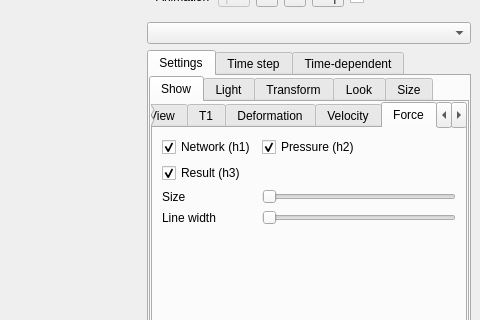
Qt form MainWindow.ui (danlipsa/foamvis) before a commit; both pictures show x 563 to 1043 and y 86 to 406 of the 1043 by 596 pixel window.
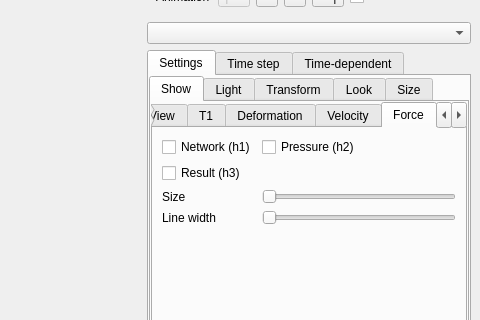
The same form after that commit. The open tabs and pages were chosen to show the change. Custom widgets are drawn as their Qt base class.

Diff of the .ui file:
```diff
--- a/MainWindow.ui
+++ b/MainWindow.ui
@@ -755,7 +755,7 @@
                       <string>Network (h1)</string>
                      </property>
                      <property name="checked">
-                      <bool>true</bool>
+                      <bool>false</bool>
                      </property>
                     </widget>
                    </item>
@@ -765,7 +765,7 @@
                       <string>Pressure (h2)</string>
                      </property>
                      <property name="checked">
-                      <bool>true</bool>
+                      <bool>false</bool>
                      </property>
                     </widget>
                    </item>
@@ -775,7 +775,7 @@
                       <string>Result (h3)</string>
                      </property>
                      <property name="checked">
-                      <bool>true</bool>
+                      <bool>false</bool>
                      </property>
                     </widget>
                    </item>
```
Left out of the diff: 4 changed lines with no effect on the pictures.
